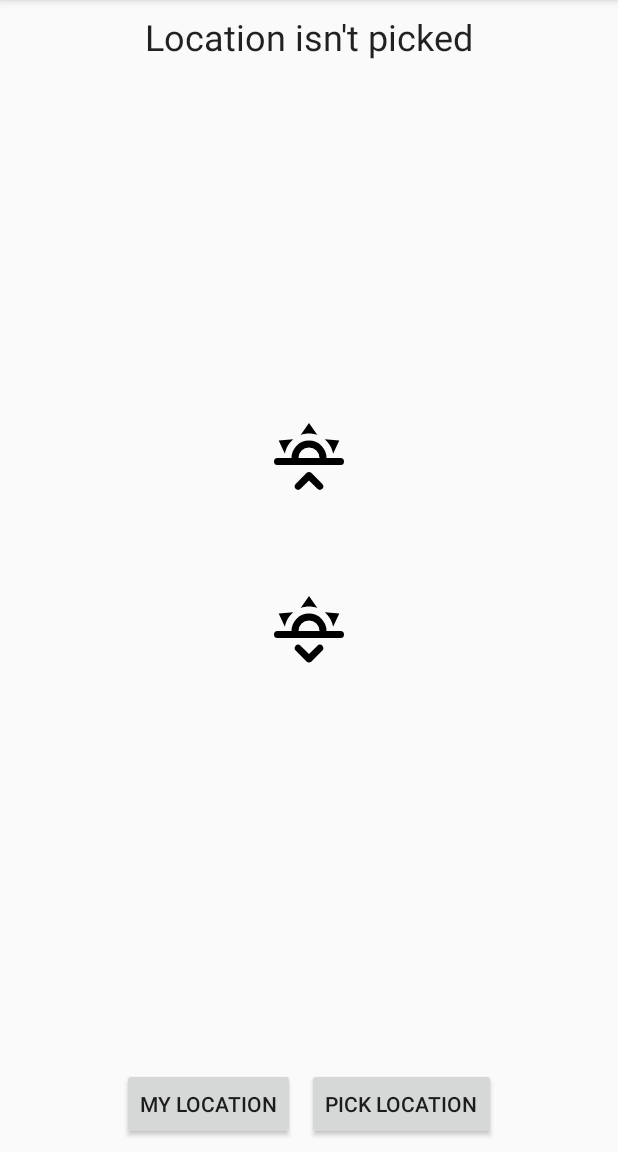
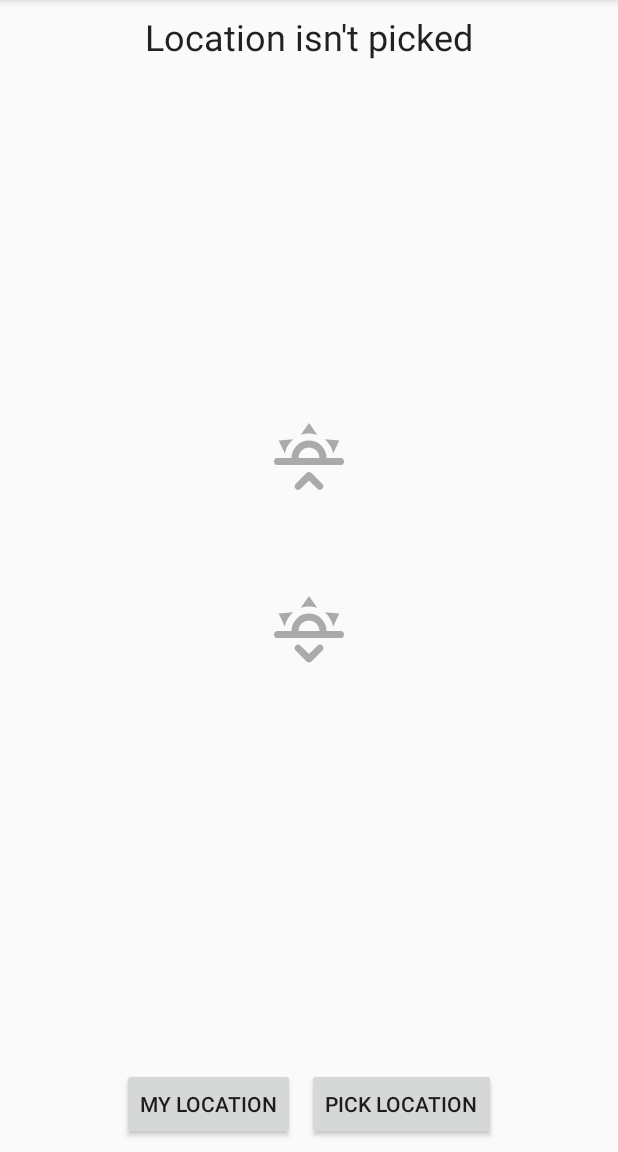
Before and after one commit to GaidamakUA/SunsetApplication, an Android app: the screen it shows after launch (MainActivity), on a phone screen of 412 x 824 dp, the part 84-1236 px from its top. Run offline under Robolectric (Android 15) with nearby library versions, the phone set to English and light mode, and no system bars.

Commit message:
Added animations and code rearrangement.

```diff
--- a/app/src/main/java/com/blogspot/androidgaidamak/sunsetapplication/MainActivity.kt
+++ b/app/src/main/java/com/blogspot/androidgaidamak/sunsetapplication/MainActivity.kt
@@ -1,15 +1,18 @@
 package com.blogspot.androidgaidamak.sunsetapplication
 
 import android.Manifest
+import android.animation.AnimatorInflater
+import android.animation.ValueAnimator
 import android.app.Activity
 import android.content.Intent
 import android.content.pm.PackageManager
+import android.content.res.ColorStateList
 import android.location.Location
 import android.location.LocationManager
 import android.os.Bundle
 import android.support.v4.content.ContextCompat
+import android.support.v4.widget.ImageViewCompat
 import android.support.v7.app.AppCompatActivity
-import android.util.Log
 import android.widget.Toast
 import com.blogspot.androidgaidamak.sunsetapplication.data.SunriseSunsetResponse
 import com.google.android.gms.location.FusedLocationProviderClient
@@ -21,7 +24,8 @@ import retrofit2.Callback
 import retrofit2.Response
 import java.text.DateFormat
 
-
+// I was thinking about adding MVVM architecture.
+// But decided that it's too small for that yet.
 class MainActivity : AppCompatActivity() {
     private val TAG = "MainActivity"
 
@@ -31,16 +35,40 @@ class MainActivity : AppCompatActivity() {
     private val PLACE_PICKER_REQUEST = 1
     private lateinit var DISPLAY_TIME_FORMAT: DateFormat
     private lateinit var fusedLocationClient: FusedLocationProviderClient
+    private lateinit var colorAnimator: ValueAnimator
 
     private var myLocation: Location? = null
     private var activeLocation: Location? = null
     private var firstRequest = true
+    private var call: Call<SunriseSunsetResponse>? = null
 
     override fun onCreate(savedInstanceState: Bundle?) {
         super.onCreate(savedInstanceState)
         setContentView(R.layout.activity_main)
+        initContextDependedConstants()
+
+        initUiListeners()
+        restoreState(savedInstanceState)
+        initMyLocation()
+
+        refreshSunriseSunset()
+    }
+
+    private fun initContextDependedConstants() {
+        if (!::DISPLAY_TIME_FORMAT.isInitialized) {
             DISPLAY_TIME_FORMAT = android.text.format.DateFormat.getTimeFormat(getApplicationContext())
+        }
+        if (!::colorAnimator.isInitialized) {
+            colorAnimator = AnimatorInflater.loadAnimator(this, R.animator.color_animator) as ValueAnimator
+            colorAnimator.addUpdateListener {
+                ImageViewCompat.setImageTintList(sunriseIcon, ColorStateList.valueOf(colorAnimator.animatedValue as Int));
+                ImageViewCompat.setImageTintList(sunsetIcon, ColorStateList.valueOf(colorAnimator.animatedValue as Int));
+            }
+        }
+        fusedLocationClient = LocationServices.getFusedLocationProviderClient(this)
+    }
 
+    private fun initUiListeners() {
         pickLocationButton.setOnClickListener {
             val intent = PlacePicker.IntentBuilder().build(this)
             startActivityForResult(intent, PLACE_PICKER_REQUEST);
@@ -54,14 +82,13 @@ class MainActivity : AppCompatActivity() {
                 refreshSunriseSunset()
             }
         }
+    }
+
+    private fun restoreState(savedInstanceState: Bundle?) {
         if (savedInstanceState != null) {
             firstRequest = savedInstanceState.getBoolean(FIRST_REQUEST_KEY, true)
             activeLocation = savedInstanceState.getParcelable(ACTIVE_LOCATION_KEY)
         }
-        fusedLocationClient = LocationServices.getFusedLocationProviderClient(this)
-        initMyLocation()
-
-        refreshSunriseSunset()
     }
 
     private fun initMyLocation() {
@@ -70,9 +97,6 @@ class MainActivity : AppCompatActivity() {
             fusedLocationClient.lastLocation
                     .addOnSuccessListener { location: Location? ->
                         myLocation = location
-                        val toastMsg = getString(R.string.location_pattern, location.toString())
-                        Toast.makeText(this, toastMsg, Toast.LENGTH_LONG).show()
-                        // Got last known location. In some rare situations this can be null.
                     }
         } else if (firstRequest) {
             firstRequest = false;
@@ -87,12 +111,15 @@ class MainActivity : AppCompatActivity() {
         outState?.putBoolean(FIRST_REQUEST_KEY, firstRequest)
     }
 
+    override fun onStop() {
+        super.onStop()
+        call?.cancel()
+    }
+
     override fun onActivityResult(requestCode: Int, resultCode: Int, data: Intent?) {
         if (requestCode == PLACE_PICKER_REQUEST && resultCode == Activity.RESULT_OK) {
             val place = PlacePicker.getPlace(this, data)
-            val toastMsg = getString(R.string.place_title_pattern, place.name)
-            Toast.makeText(this, toastMsg, Toast.LENGTH_LONG).show()
-            locationTitleText.text = toastMsg
+            locationTitleText.text = getString(R.string.place_title_pattern, place.name)
 
             activeLocation = Location(LocationManager.GPS_PROVIDER);
             activeLocation?.latitude = place.latLng.latitude
@@ -116,17 +143,35 @@ class MainActivity : AppCompatActivity() {
 
     private fun refreshSunriseSunset() {
         if (activeLocation == null) return
-        ServiceLocator.sunsetApi.getSunsetSunrise(activeLocation!!.latitude, activeLocation!!.longitude)
-                .enqueue(object : Callback<SunriseSunsetResponse> {
+        startAnimatingIcons()
+        call?.cancel()
+        call = ServiceLocator.sunsetApi.getSunsetSunrise(activeLocation!!.latitude, activeLocation!!.longitude)
+        call?.enqueue(object : Callback<SunriseSunsetResponse> {
             override fun onFailure(call: Call<SunriseSunsetResponse>?, t: Throwable?) {
-                        Log.d(TAG, "onResponse: call:$call, t:$t")
+                animateIconsLoadingFailed()
+                Toast.makeText(this@MainActivity, R.string.loading_failed, Toast.LENGTH_LONG).show()
             }
 
             override fun onResponse(call: Call<SunriseSunsetResponse>?, response: Response<SunriseSunsetResponse>?) {
                 val results = response?.body()?.results
                 sunriseTextView.text = DISPLAY_TIME_FORMAT.format(results?.sunrise)
                 sunsetTextView.text = DISPLAY_TIME_FORMAT.format(results?.sunset)
+                stopAnimatingIcons()
             }
         })
     }
+
+    private fun startAnimatingIcons() {
+        colorAnimator.repeatCount = -1
+        colorAnimator.start()
     }
+
+    private fun animateIconsLoadingFailed() {
+        colorAnimator.repeatCount = 0
+        colorAnimator.reverse()
+    }
+
+    private fun stopAnimatingIcons() {
+        colorAnimator.repeatCount = 0
+    }
+}
--- /dev/null
+++ b/app/src/main/res/animator/color_animator.xml
@@ -0,0 +1,7 @@
+<?xml version="1.0" encoding="utf-8"?>
+<animator xmlns:android="http://schemas.android.com/apk/res/android"
+    android:valueFrom="@android:color/darker_gray"
+    android:valueTo="@android:color/holo_red_light"
+    android:duration="300"
+    android:repeatCount="-1"
+    android:repeatMode="reverse" />
--- a/app/src/main/res/layout/activity_main.xml
+++ b/app/src/main/res/layout/activity_main.xml
@@ -16,6 +16,7 @@
         android:layout_marginRight="8dp"
         android:layout_marginStart="8dp"
         android:layout_marginTop="8dp"
+        android:freezesText="true"
         android:text="@string/location_isnt_picked_title"
         app:layout_constraintEnd_toEndOf="parent"
         app:layout_constraintStart_toStartOf="parent"
@@ -23,7 +24,6 @@
 
     <ImageView
         android:id="@+id/sunriseIcon"
-        android:src="@drawable/weather_sunset_up"
         android:layout_width="wrap_content"
         android:layout_height="wrap_content"
         android:layout_marginEnd="8dp"
@@ -31,6 +31,8 @@
         android:layout_marginRight="8dp"
         android:layout_marginStart="8dp"
         android:layout_marginTop="8dp"
+        android:src="@drawable/weather_sunset_up"
+        android:tint="@android:color/darker_gray"
         app:layout_constraintBottom_toTopOf="@+id/sunriseTextView"
         app:layout_constraintEnd_toEndOf="parent"
         app:layout_constraintHorizontal_bias="0.5"
@@ -47,12 +49,13 @@
         android:layout_marginRight="8dp"
         android:layout_marginStart="8dp"
         android:layout_marginTop="8dp"
-        tools:text="5:00"
+        android:freezesText="true"
         app:layout_constraintBottom_toTopOf="@+id/sunsetIcon"
         app:layout_constraintEnd_toEndOf="parent"
         app:layout_constraintHorizontal_bias="0.5"
         app:layout_constraintStart_toStartOf="parent"
-        app:layout_constraintTop_toBottomOf="@+id/sunriseIcon" />
+        app:layout_constraintTop_toBottomOf="@+id/sunriseIcon"
+        tools:text="5:00" />
 
     <ImageView
         android:id="@+id/sunsetIcon"
@@ -60,10 +63,11 @@
         android:layout_height="wrap_content"
         android:layout_marginEnd="8dp"
         android:layout_marginLeft="8dp"
-        android:src="@drawable/weather_sunset_down"
         android:layout_marginRight="8dp"
         android:layout_marginStart="8dp"
         android:layout_marginTop="32dp"
+        android:src="@drawable/weather_sunset_down"
+        android:tint="@android:color/darker_gray"
         app:layout_constraintBottom_toTopOf="@+id/sunsetTextView"
         app:layout_constraintEnd_toEndOf="parent"
         app:layout_constraintHorizontal_bias="0.5"
@@ -80,12 +84,13 @@
         android:layout_marginRight="8dp"
         android:layout_marginStart="8dp"
         android:layout_marginTop="8dp"
-        tools:text="17:00"
+        android:freezesText="true"
         app:layout_constraintBottom_toTopOf="@+id/pickLocationButton"
         app:layout_constraintEnd_toEndOf="parent"
         app:layout_constraintHorizontal_bias="0.5"
         app:layout_constraintStart_toStartOf="parent"
-        app:layout_constraintTop_toBottomOf="@+id/sunsetIcon" />
+        app:layout_constraintTop_toBottomOf="@+id/sunsetIcon"
+        tools:text="17:00" />
 
     <Button
         android:id="@+id/pickLocationButton"
--- a/app/src/main/res/values/strings.xml
+++ b/app/src/main/res/values/strings.xml
@@ -10,4 +10,5 @@
     <string name="location_isnt_picked_title">Location isn\'t picked</string>
     <string name="my_location_button_text">My location</string>
     <string name="pick_location_button_text">Pick location</string>
+    <string name="loading_failed">Loading failed</string>
 </resources>
```
Lines whose indentation alone changed are shown as unchanged.
